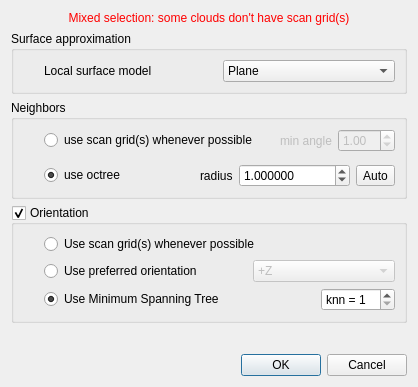
Qt form qCC/ui_templates/normalComputationDlg.ui (CloudCompare/CloudCompare) before a commit.
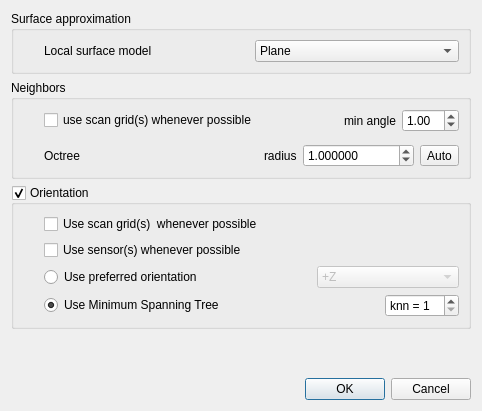
The same form after that commit.

Commit message:
Orient normals toward a sensor (#710)
* [qCC] Add ability to orient normal toward a sensor

* Fix indent

* [qCC] Add a changelog entry for Normal enhancements

* [qCC] Correct a tooltip

* [Misc] Formatting (thanks to @asmaloney

* [Misc] Formatting bis

The edit to the form file:
```diff
--- a/qCC/ui_templates/normalComputationDlg.ui
+++ b/qCC/ui_templates/normalComputationDlg.ui
@@ -6,27 +6,14 @@
    <rect>
     <x>0</x>
     <y>0</y>
-    <width>418</width>
-    <height>387</height>
+    <width>482</width>
+    <height>411</height>
    </rect>
   </property>
   <property name="windowTitle">
    <string>Compute normals</string>
   </property>
   <layout class="QVBoxLayout" name="verticalLayout_3">
-   <item>
-    <widget class="QLabel" name="mixedSelectionLabel">
-     <property name="styleSheet">
-      <string notr="true">color: red;</string>
-     </property>
-     <property name="text">
-      <string>Mixed selection: some clouds don't have scan grid(s)</string>
-     </property>
-     <property name="alignment">
-      <set>Qt::AlignCenter</set>
-     </property>
-    </widget>
-   </item>
    <item>
     <widget class="QGroupBox" name="surfaceGroupBox">
      <property name="title">
@@ -89,7 +76,7 @@
       <item>
        <layout class="QHBoxLayout" name="horizontalLayout_3">
         <item>
-         <widget class="QRadioButton" name="useScanGridRadioButton">
+         <widget class="QCheckBox" name="useScanGridCheckBox">
           <property name="toolTip">
            <string>Using scan grid(s) instead of the octree</string>
           </property>
@@ -114,7 +101,7 @@
         <item>
          <widget class="QFrame" name="gridKernelFrame">
           <property name="enabled">
-           <bool>false</bool>
+           <bool>true</bool>
           </property>
           <layout class="QHBoxLayout" name="horizontalLayout">
            <property name="leftMargin">
@@ -131,6 +118,9 @@
            </property>
            <item>
             <widget class="QLabel" name="label_3">
+             <property name="enabled">
+              <bool>true</bool>
+             </property>
              <property name="toolTip">
               <string>Each normal will be computed using the (2p+1)*(2p+1) neighbors in the grid</string>
              </property>
@@ -141,6 +131,9 @@
            </item>
            <item>
             <widget class="QDoubleSpinBox" name="gridAngleDoubleSpinBox">
+             <property name="enabled">
+              <bool>true</bool>
+             </property>
              <property name="toolTip">
               <string>Min angle of local triangles (in degrees)</string>
              </property>
@@ -190,15 +183,9 @@
       <item>
        <layout class="QHBoxLayout" name="horizontalLayout_10">
         <item>
-         <widget class="QRadioButton" name="useOctreeRadioButton">
-          <property name="toolTip">
-           <string>The octree works for any cloud</string>
-          </property>
+         <widget class="QLabel" name="label_4">
           <property name="text">
-           <string>use octree</string>
-          </property>
-          <property name="checked">
-           <bool>true</bool>
+           <string>Octree</string>
           </property>
          </widget>
         </item>
@@ -296,12 +283,25 @@
        <number>30</number>
       </property>
       <item>
-       <widget class="QRadioButton" name="scanGridsOrientRadioButton">
+       <widget class="QCheckBox" name="scanGridsOrientCheckBox">
         <property name="toolTip">
          <string>Using scan grid(s) is the most robust method</string>
         </property>
         <property name="text">
-         <string>Use scan grid(s) whenever possible</string>
+         <string>Use scan grid(s)  whenever possible</string>
+        </property>
+       </widget>
+      </item>
+      <item>
+       <widget class="QCheckBox" name="sensorOrientCheckBox">
+        <property name="acceptDrops">
+         <bool>true</bool>
+        </property>
+        <property name="toolTip">
+         <string>Use sensor position to orient normals (if both grid and sensor are selected, 'grid' has precedence over 'sensor')</string>
+        </property>
+        <property name="text">
+         <string>Use sensor(s) whenever possible</string>
         </property>
        </widget>
       </item>
```
Left out of the diff: 79 changed lines with no effect on the pictures. The commit also changes 6 other files.
